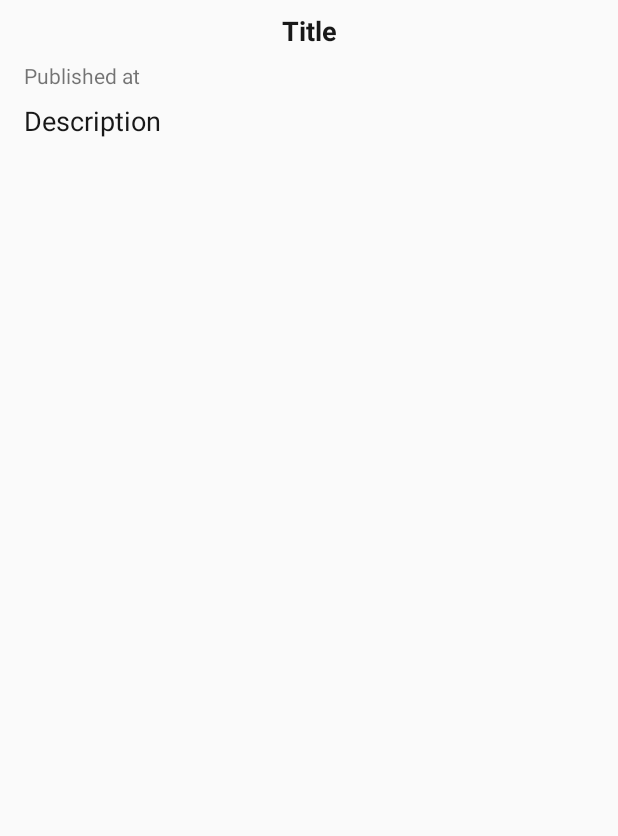
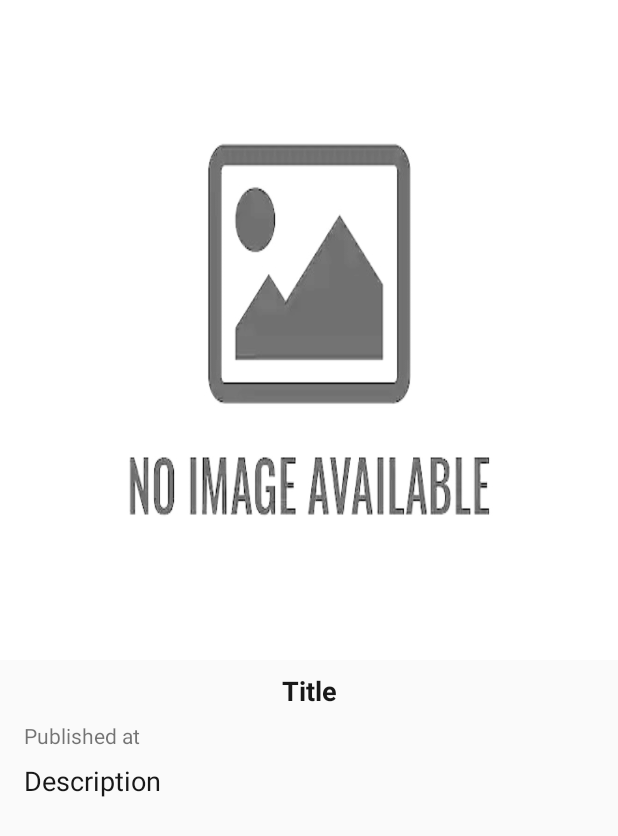
Before and after one commit to CesPaul/TestJob, an Android app: the layout news_row.xml on its own in the app's theme, with its tools: preview values and no code run, on a phone screen of 412 x 824 dp. Shown: the top 836 px of the screen. Run offline under Robolectric (Android 15) with nearby library versions, the phone set to English and light mode, and no system bars; plain views replace SimpleDraweeView; network calls fail.

Commit message:
Установлен префетчинг в 5 элементов. Установлена базовая картинка, которая отображается до загрузки картинки новости.

```diff
--- a/app/src/main/AndroidManifest.xml
+++ b/app/src/main/AndroidManifest.xml
@@ -12,7 +12,7 @@
         android:supportsRtl="true"
         android:theme="@style/AppTheme">
         <activity
-            android:name=".ArticleBrowse"
+            android:name=".ui.ArticleBrowse"
             android:configChanges="orientation|screenSize"></activity>
         <activity
             android:name=".ui.SplashActivity"
--- a/app/src/main/java/com/cespaul/testjob/data/network/NewsApi.kt
+++ b/app/src/main/java/com/cespaul/testjob/data/network/NewsApi.kt
@@ -7,5 +7,8 @@ import retrofit2.http.Query
 
 interface NewsApi {
     @GET("everything?q=android&from=2019-04-00&sortBy=publishedAt&apiKey=26eddb253e7840f988aec61f2ece2907")
-    fun getNews(@Query("page") page: Int, @Query("pageSize") pageSize: Int): Observable<Articles>
+    fun getNews(
+        @Query("pageSize") pageSize: Int,
+        @Query("page") page: Int
+    ): Observable<Articles>
 }
--- a/app/src/main/java/com/cespaul/testjob/repository/NewsRepositoryImpl.kt
+++ b/app/src/main/java/com/cespaul/testjob/repository/NewsRepositoryImpl.kt
@@ -17,7 +17,7 @@ class NewsRepositoryImpl(private val newsApi: NewsApi, private val newsDb: NewsD
 
     override fun updateNews(page: Int): Observable<Articles> {
         return newsApi
-            .getNews(page, PAGE_SIZE)
+            .getNews(PAGE_SIZE, page)
             .observeOn(AndroidSchedulers.mainThread())
             .subscribeOn(Schedulers.io())
     }
--- a/app/src/main/java/com/cespaul/testjob/ArticleBrowse.kt
+++ b/app/src/main/java/com/cespaul/testjob/ui/ArticleBrowse.kt
@@ -1,8 +1,9 @@
-package com.cespaul.testjob
+package com.cespaul.testjob.ui
 
 import android.os.Bundle
 import android.support.v7.app.AppCompatActivity
 import android.webkit.WebViewClient
+import com.cespaul.testjob.R
 import kotlinx.android.synthetic.main.activity_article_browse.*
 import kotlinx.android.synthetic.main.toolbar.*
 
--- a/app/src/main/java/com/cespaul/testjob/ui/news/NewsActivity.kt
+++ b/app/src/main/java/com/cespaul/testjob/ui/news/NewsActivity.kt
@@ -5,11 +5,10 @@ import android.os.Bundle
 import android.support.v7.widget.DividerItemDecoration
 import android.support.v7.widget.LinearLayoutManager
 import android.view.View
-import android.widget.Toast
-import com.cespaul.testjob.ArticleBrowse
 import com.cespaul.testjob.R
 import com.cespaul.testjob.base.BaseActivity
 import com.cespaul.testjob.model.Articles
+import com.cespaul.testjob.ui.ArticleBrowse
 import com.facebook.drawee.backends.pipeline.Fresco
 import kotlinx.android.synthetic.main.activity_news.*
 import kotlinx.android.synthetic.main.toolbar.*
@@ -17,7 +16,6 @@ import kotlinx.android.synthetic.main.toolbar.*
 class NewsActivity : BaseActivity<NewsPresenter>(), NewsView {
 
     private val newsAdapter = NewsAdapter(this) { position, item ->
-        Toast.makeText(this, "Item $position clicked", Toast.LENGTH_LONG).show()
         intent = Intent(getContext(), ArticleBrowse::class.java)
         intent.putExtra("url", item.url)
         startActivity(intent)
--- a/app/src/main/java/com/cespaul/testjob/ui/news/NewsAdapter.kt
+++ b/app/src/main/java/com/cespaul/testjob/ui/news/NewsAdapter.kt
@@ -45,7 +45,10 @@ class NewsAdapter(
         holderNews.titleTextView.text = article.title
         holderNews.descTextView.text = article.description
         holderNews.publishedAtTextView.text = convertDate(article.publishedAt)
-        holderNews.imgNewsView.setImageURI(article.urlToImage)
+        when (article.urlToImage) {
+            null -> holderNews.imgNewsView.setActualImageResource(R.drawable.noimage)
+            else -> holderNews.imgNewsView.setImageURI(article.urlToImage)
+        }
     }
 
     fun updateNews(articleNews: Articles) {
--- a/app/src/main/java/com/cespaul/testjob/ui/news/OnScrollToBottomListener.kt
+++ b/app/src/main/java/com/cespaul/testjob/ui/news/OnScrollToBottomListener.kt
@@ -2,6 +2,7 @@ package com.cespaul.testjob.ui.news
 
 import android.support.v7.widget.LinearLayoutManager
 import android.support.v7.widget.RecyclerView
+import com.cespaul.testjob.utils.PREFETCH_SIZE
 
 class OnScrollToBottomListener(
     private val onScrolledToBottom: () -> Unit
@@ -21,7 +22,7 @@ class OnScrollToBottomListener(
                 previousTotal = totalItemCount
             }
 
-            if (pastVisibleItems + visibleItemCount >= totalItemCount) {
+            if (pastVisibleItems + visibleItemCount >= totalItemCount - PREFETCH_SIZE) {
                 onScrolledToBottom.invoke()
             }
         }
--- a/app/src/main/java/com/cespaul/testjob/utils/Constants.kt
+++ b/app/src/main/java/com/cespaul/testjob/utils/Constants.kt
@@ -2,4 +2,5 @@ package com.cespaul.testjob.utils
 
 const val BASE_URL: String = "https://newsapi.org/v2/"
 const val PAGE_SIZE: Int = 5
+const val PREFETCH_SIZE = 5
 const val API_KEY_MAX_NEWS_NUMBER_LIMIT = 100 / PAGE_SIZE
--- a/app/src/main/res/layout/activity_article_browse.xml
+++ b/app/src/main/res/layout/activity_article_browse.xml
@@ -3,7 +3,7 @@
     xmlns:tools="http://schemas.android.com/tools"
     android:layout_width="match_parent"
     android:layout_height="match_parent"
-    tools:context=".ArticleBrowse">
+    tools:context=".ui.ArticleBrowse">
 
     <include
         layout="@layout/toolbar"
--- a/app/src/main/res/layout/news_row.xml
+++ b/app/src/main/res/layout/news_row.xml
@@ -1,6 +1,6 @@
 <?xml version="1.0" encoding="utf-8"?>
-<layout xmlns:fresco="http://schemas.android.com/apk/res-auto"
-        xmlns:android="http://schemas.android.com/apk/res/android">
+<layout xmlns:android="http://schemas.android.com/apk/res/android"
+    xmlns:fresco="http://schemas.android.com/apk/res-auto">
 
     <LinearLayout
         android:id="@+id/rowNews"
@@ -9,14 +9,16 @@
         android:layout_marginBottom="8dp"
         android:gravity="center"
         android:orientation="vertical"
-            android:paddingBottom="8dp">
+        android:paddingBottom="8dp"
+        style="@style/SelectableItemBackground">
 
         <com.facebook.drawee.view.SimpleDraweeView
             android:id="@+id/imgNews"
             android:layout_width="match_parent"
             android:layout_height="wrap_content"
             android:scaleType="centerCrop"
-                fresco:viewAspectRatio="2" />
+            fresco:viewAspectRatio="1.6"
+            android:background="@drawable/noimage" />
 
         <LinearLayout
             android:layout_width="match_parent"
--- a/app/src/main/res/values/styles.xml
+++ b/app/src/main/res/values/styles.xml
@@ -30,4 +30,13 @@
         <item name="android:textColor">@color/colorText</item>
     </style>
 
+    <style name="SelectableItemTheme">
+        <item name="colorControlHighlight">@color/colorAccent</item>
+    </style>
+
+    <style name="SelectableItemBackground">
+        <item name="android:theme">@style/SelectableItemTheme</item>
+        <item name="android:background">?attr/selectableItemBackground</item>
+    </style>
+
 </resources>
```
Also changed, not shown: app/src/main/java/com/cespaul/testjob/ui/news/NewsPresenter.kt (+3 -9 lines), app/src/main/res/drawable/noimage.png (added). Lines whose indentation alone changed are shown as unchanged.
